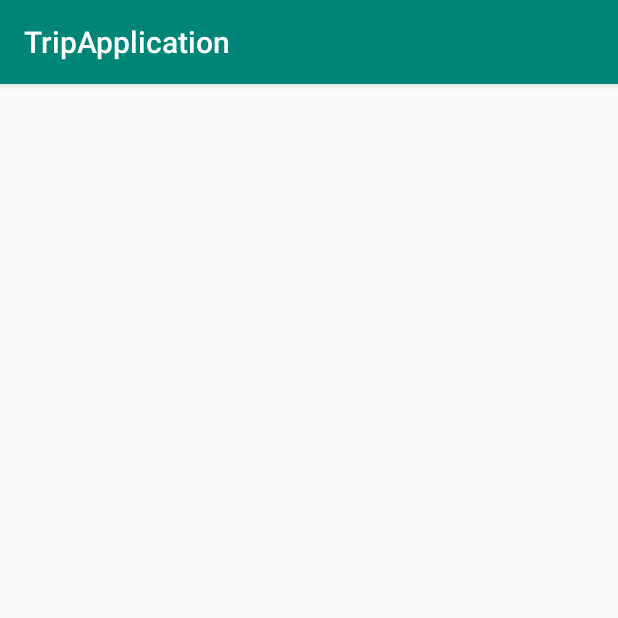
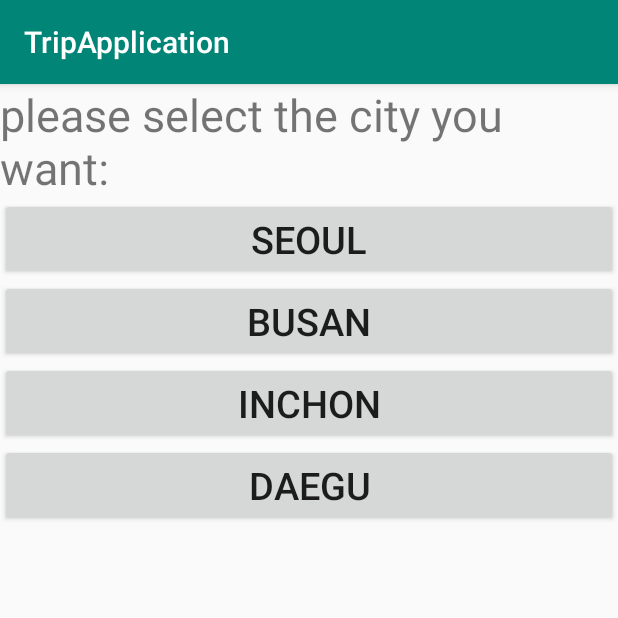
Before and after one commit to lan98/TripApplication, an Android app: the USAActivity screen opened directly, with no data from a screen before it, on a phone screen of 412 x 824 dp, the top half of it. Run offline under Robolectric (Android 15) with nearby library versions, the phone set to English and light mode, and no system bars.

Commit message:
韩国的旅游地信息，包括首尔、釜山、仁川、大邱四个城市的景点

```diff
--- a/app/src/main/res/layout/activity_usa.xml
+++ b/app/src/main/res/layout/activity_usa.xml
@@ -1,9 +1,49 @@
 <?xml version="1.0" encoding="utf-8"?>
-<android.support.constraint.ConstraintLayout xmlns:android="http://schemas.android.com/apk/res/android"
+<LinearLayout xmlns:android="http://schemas.android.com/apk/res/android"
     xmlns:app="http://schemas.android.com/apk/res-auto"
     xmlns:tools="http://schemas.android.com/tools"
     android:layout_width="match_parent"
     android:layout_height="match_parent"
+    android:orientation="vertical"
     tools:context=".USAActivity">
 
-</android.support.constraint.ConstraintLayout>
+    <TextView
+        android:textSize="30sp"
+        android:id="@+id/Enter_USA"
+        android:layout_width="match_parent"
+        android:layout_height="wrap_content"
+        android:text="@string/lable_click" />
+
+    <Button
+        android:id="@+id/Seoul"
+        android:layout_width="match_parent"
+        android:layout_height="wrap_content"
+        android:onClick="openNY"
+        android:text="@string/lable21"
+        android:textSize="25sp" />
+
+    <Button
+        android:id="@+id/Busan"
+        android:layout_width="match_parent"
+        android:layout_height="wrap_content"
+        android:onClick="openLA"
+        android:text="@string/lable22"
+        android:textSize="25sp" />
+
+    <Button
+        android:id="@+id/Inchon"
+        android:layout_width="match_parent"
+        android:layout_height="wrap_content"
+        android:onClick="openChicago"
+        android:text="@string/lable23"
+        android:textSize="25sp" />
+
+    <Button
+        android:id="@+id/Daegu"
+        android:layout_width="match_parent"
+        android:layout_height="wrap_content"
+        android:onClick="openHouston"
+        android:text="@string/lable24"
+        android:textSize="25sp" />
+
+</LinearLayout>
```
